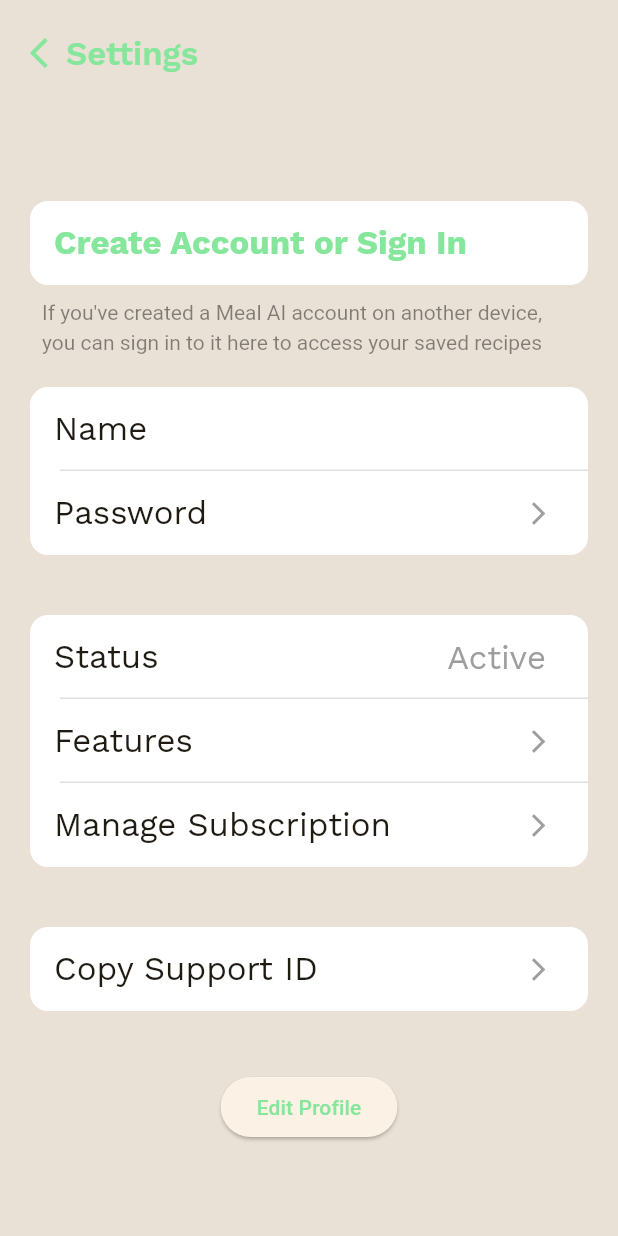
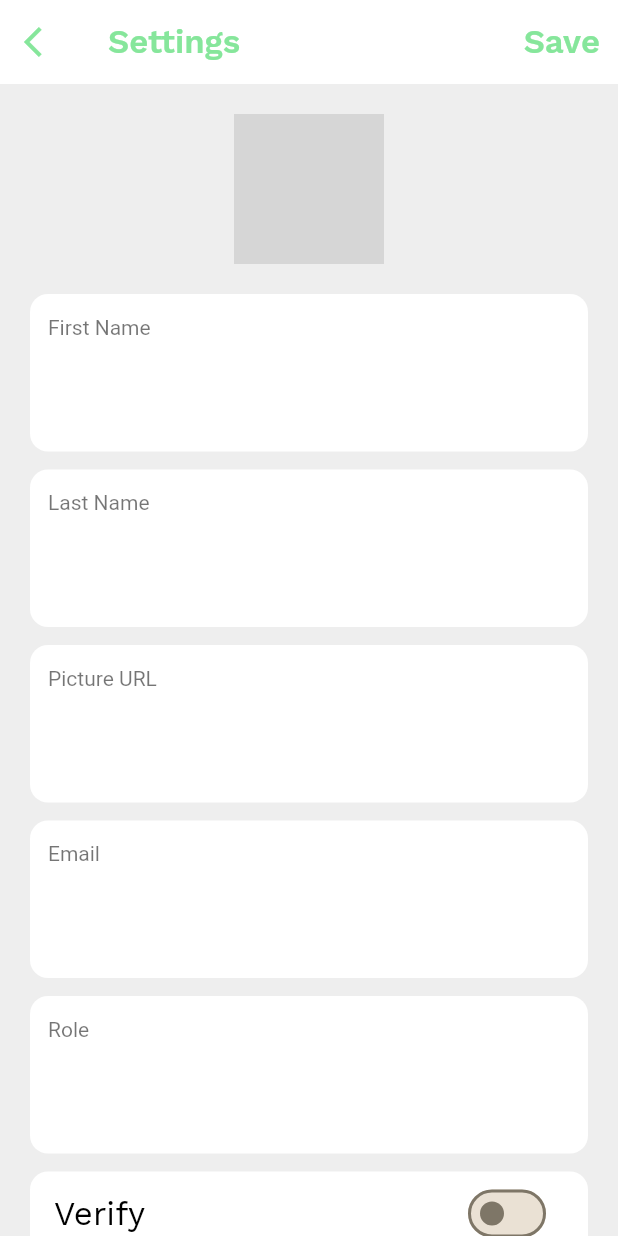
Before and after one commit to iandelu/smartpoke2_app, a Flutter app: the SettingsAccountPageBody screen opened directly with empty values, on a phone screen of 412 x 824 dp. Run offline on Flutter 3.47's test engine with Material 3 defaults, Android fonts, the phone set to English and light mode, and no system bars; our stand-ins replace cached_network_image, dartz, dio, flutter_riverpod, flutter_slidable, flutter_svg and 9 more; missing offline and left inert: pull_down_button, rich_text_controller; accounts and stored records are empty; generated files the repository leaves out were written again; network calls fail; grey boxes are pictures that could not be loaded.

```diff
--- a/lib/config/router/app_router.dart
+++ b/lib/config/router/app_router.dart
@@ -1,9 +1,14 @@
+import 'package:flutter_riverpod/flutter_riverpod.dart';
 import 'package:go_router/go_router.dart';
 import 'package:meal_ai/features/main_page/screens/main_page.dart';
 import 'package:meal_ai/features/user/screens/init_screen.dart';
+import 'package:meal_ai/features/user/service/local_user_service.dart';
 
-final appRouter = GoRouter(
-    initialLocation: '/session',
+final appRouter = Provider<GoRouter>((ref) {
+  final user = ref.watch(getAuthenticatedUserProvider).asData?.value;
+
+  return GoRouter(
+    initialLocation: user != null ? '/home' : '/session',
     routes: [
       GoRoute(
         path: '/home',
@@ -15,5 +20,6 @@ final appRouter = GoRouter(
         name: InitialPage.name,
         builder: (context, state) => const InitialPage(),
       ),
-
-    ]);
+    ],
+  );
+});
--- a/lib/features/settings_page/screens/settings_account_page.dart
+++ b/lib/features/settings_page/screens/settings_account_page.dart
@@ -37,142 +37,194 @@ class SettingsAccountPageBody extends StatefulWidget {
 }
 
 class _SettingsAccountPageBodyState extends State<SettingsAccountPageBody> {
+  late TextEditingController _firstNameController;
+  late TextEditingController _lastNameController;
+  late TextEditingController _pictureController;
+  late TextEditingController _emailController;
+  late TextEditingController _roleController;
+  late bool _verify;
+  late bool _premium;
+
+  @override
+  void initState() {
+    super.initState();
+    _firstNameController =
+        TextEditingController(text: widget.authenticatedUser.firstName);
+    _lastNameController =
+        TextEditingController(text: widget.authenticatedUser.lastName);
+    _pictureController =
+        TextEditingController(text: widget.authenticatedUser.picture);
+    _emailController =
+        TextEditingController(text: widget.authenticatedUser.email);
+    _roleController = TextEditingController(text: widget.authenticatedUser.role);
+    _verify = widget.authenticatedUser.verify;
+    _premium = widget.authenticatedUser.premium;
+  }
+
+  @override
+  void dispose() {
+    _firstNameController.dispose();
+    _lastNameController.dispose();
+    _pictureController.dispose();
+    _emailController.dispose();
+    _roleController.dispose();
+    super.dispose();
+  }
+
+  void _updateUser(WidgetRef ref) {
+    final updatedUser = UserModel(
+      firstName: _firstNameController.text,
+      lastName: _lastNameController.text,
+      picture: _pictureController.text,
+      email: _emailController.text,
+      verify: _verify,
+      premium: _premium,
+      role: _roleController.text,
+      id: widget.authenticatedUser.id,
+    );
+
+    ref.read(setAuthenticatedUserProvider(updatedUser));
+  }
+
   @override
   Widget build(BuildContext context) {
-    return SingleChildScrollView(
-      child: Padding(
-        padding: const EdgeInsets.symmetric(
-            horizontal: PaddingSizes.mdl, vertical: PaddingSizes.mdl),
-        child: Column(
-          mainAxisAlignment: MainAxisAlignment.start,
-          children: [
-            GestureDetector(
-              onTap: () => Navigator.pop(context),
-              child: Align(
-                alignment: Alignment.centerLeft,
-                child: Row(
-                  children: [
-                    Icon(Icons.arrow_back_ios, color: context.primaryColor),
-                    Text(
-                      'Settings',
-                      style: AppTextStyles()
-                          .mThick
-                          .copyWith(color: context.primaryColor),
+    return Consumer(
+      builder: (context, ref, _) {
+        return Scaffold(
+          backgroundColor: Colors.grey.shade200,
+          appBar: AppBar(
+            backgroundColor: Colors.white,
+            elevation: 0,
+            leading: IconButton(
+              icon: Icon(Icons.arrow_back_ios, color: context.primaryColor),
+              onPressed: () => Navigator.pop(context),
+            ),
+            title: Text(
+              'Settings',
+              style: AppTextStyles().mThick.copyWith(color: context.primaryColor),
+            ),
+            actions: [
+              TextButton(
+                onPressed: () {
+                  _updateUser(ref);
+                  ScaffoldMessenger.of(context).showSnackBar(
+                    SnackBar(
+                      content: Text('Profile updated successfully!'),
                     ),
-                  ],
+                  );
+                },
+                child: Text(
+                  'Save',
+                  style: AppTextStyles().mThick.copyWith(color: context.primaryColor),
                 ),
               ),
-            ),
-            const SizedBox(height: PaddingSizes.mdl),
-            Align(
-              alignment: Alignment.centerLeft,
-              child: Text(
-                widget.authenticatedUser.email,
-                style: AppTextStyles().lThick,
+            ],
+          ),
+          body: SingleChildScrollView(
+            child: Padding(
+              padding: const EdgeInsets.symmetric(
+                horizontal: PaddingSizes.mdl,
+                vertical: PaddingSizes.mdl,
               ),
-            ),
-            const SizedBox(height: PaddingSizes.sm),
-            Container(
-              decoration: BoxDecoration(
-                  color: Colors.white, borderRadius: BorderRadius.circular(12)),
               child: Column(
+                crossAxisAlignment: CrossAxisAlignment.start,
                 children: [
-                  SettingsListTileWidget(
-                      title: 'Create Account or Sign In',
-                      paddingSize: 0,
-                      trailingText: '',
-                      showArrow: false,
-                      textStyle: AppTextStyles().mRegular.copyWith(
-                          color: context.primaryColor,
-                          fontWeight: FontWeight.bold)),
+                  Center(
+                    child: CircleAvatar(
+                      radius: 50,
+                      backgroundColor: Colors.grey.shade200,
+                      backgroundImage: widget.authenticatedUser.picture != null
+                          ? NetworkImage(widget.authenticatedUser.picture!)
+                          : null,
+                      child: widget.authenticatedUser.picture == null
+                          ? Icon(Icons.person, size: 50, color: Colors.grey)
+                          : null,
+                    ),
+                  ),
+                  const SizedBox(height: PaddingSizes.mdl),
+                  _buildEditableField(
+                      context, 'First Name', _firstNameController, ref),
+                  const SizedBox(height: PaddingSizes.sm),
+                  _buildEditableField(
+                      context, 'Last Name', _lastNameController, ref),
+                  const SizedBox(height: PaddingSizes.sm),
+                  _buildEditableField(
+                      context, 'Picture URL', _pictureController, ref),
+                  const SizedBox(height: PaddingSizes.sm),
+                  _buildEditableField(context, 'Email', _emailController, ref,
+                      enabled: false), // Email no editable
+                  const SizedBox(height: PaddingSizes.sm),
+                  _buildEditableField(context, 'Role', _roleController, ref),
+                  const SizedBox(height: PaddingSizes.sm),
+                  _buildSwitchTile(context, 'Verify', _verify, (value) {
+                    setState(() {
+                      _verify = value;
+                      _updateUser(ref);
+                    });
+                  }),
+                  const SizedBox(height: PaddingSizes.sm),
+                  _buildSwitchTile(context, 'Premium', _premium, (value) {
+                    setState(() {
+                      _premium = value;
+                      _updateUser(ref);
+                    });
+                  }),
+                  const SizedBox(height: PaddingSizes.xxl),
                 ],
               ),
             ),
-            Padding(
-              padding: const EdgeInsets.all(8.0),
-              child: Text(
-                "If you've created a Meal AI account on another device, you can sign in to it here to access your saved recipes",
-                style: AppTextStyles().sRegular.copyWith(color: Colors.black45),
+          ),
+        );
+      },
+    );
+  }
+
+  Widget _buildEditableField(BuildContext context, String label,
+      TextEditingController controller, WidgetRef ref,
+      {bool enabled = true}) {
+    return Container(
+      decoration: BoxDecoration(
+        color: Colors.white,
+        borderRadius: BorderRadius.circular(12),
+      ),
+      child: Padding(
+        padding: const EdgeInsets.all(PaddingSizes.sm),
+        child: Column(
+          crossAxisAlignment: CrossAxisAlignment.start,
+          children: [
+            Text(label, style: AppTextStyles().sRegular.copyWith(color: Colors.black54)),
+            const SizedBox(height: PaddingSizes.sm),
+            TextField(
+              controller: controller,
+              enabled: enabled,
+              style: AppTextStyles().mRegular,
+              decoration: InputDecoration(
+                border: InputBorder.none,
               ),
-            ),
-            const SizedBox(height: PaddingSizes.sm),
-            Container(
-              decoration: BoxDecoration(
-                  color: Colors.white, borderRadius: BorderRadius.circular(12)),
-              child: Column(
-                children: [
-                  SettingsListTileWidget(
-                      title: 'Name',
-                      paddingSize: 0,
-                      trailingText: widget.authenticatedUser.email,
-                      showArrow: false),
-                  Divider(
-                      indent: PaddingSizes.mdl,
-                      color: Colors.grey.shade300,
-                      height: 0),
-                  const SettingsListTileWidget(
-                      title: 'Password', paddingSize: 0, trailingText: ''),
-                ],
-              ),
-            ),
-            const SizedBox(height: PaddingSizes.xxl),
-            Container(
-              decoration: BoxDecoration(
-                  color: Colors.white, borderRadius: BorderRadius.circular(12)),
-              child: Column(
-                children: [
-                  const SettingsListTileWidget(
-                      title: 'Status',
-                      paddingSize: 0,
-                      trailingText: 'Active',
-                      showArrow: false),
-                  Divider(
-                      indent: PaddingSizes.mdl,
-                      color: Colors.grey.shade300,
-                      height: 0),
-                  const SettingsListTileWidget(
-                      title: 'Features',
-                      paddingSize: 0,
-                      trailingText: '',
-                      showArrow: true),
-                  Divider(
-                      indent: PaddingSizes.mdl,
-                      color: Colors.grey.shade300,
-                      height: 0),
-                  const SettingsListTileWidget(
-                      title: 'Manage Subscription',
-                      paddingSize: 0,
-                      trailingText: '',
-                      showArrow: true),
-                ],
-              ),
-            ),
-            const SizedBox(height: PaddingSizes.xxl),
-            Container(
-              decoration: BoxDecoration(
-                  color: Colors.white, borderRadius: BorderRadius.circular(12)),
-              child: const SettingsListTileWidget(
-                title: 'Copy Support ID',
-                showArrow: true,
-                trailingText: '',
-                paddingSize: PaddingSizes.xl,
-              ),
-            ),
-            const SizedBox(height: PaddingSizes.xxl),
-            ElevatedButton(
-              onPressed: () {
-                Navigator.push(
-                  context,
-                  MaterialPageRoute(
-                    builder: (context) => EditProfilePage(user: widget.authenticatedUser),
-                  ),
-                );
-              },
-              child: const Text('Edit Profile'),
+              onChanged: (_) => _updateUser(ref),
             ),
           ],
         ),
       ),
     );
   }
+
+  Widget _buildSwitchTile(
+      BuildContext context, String label, bool value, ValueChanged<bool> onChanged) {
+    return Container(
+      decoration: BoxDecoration(
+        color: Colors.white,
+        borderRadius: BorderRadius.circular(12),
+      ),
+      child: SwitchListTile(
+        title: Text(
+          label,
+          style: AppTextStyles().mRegular.copyWith(color: Colors.black),
+        ),
+        value: value,
+        onChanged: onChanged,
+        activeColor: context.primaryColor,
+      ),
+    );
+  }
 }
--- a/lib/main.dart
+++ b/lib/main.dart
@@ -16,22 +16,24 @@ void main() async {
   await Hive.openBox('grocery_list');
   await Hive.openBox('recipe_from_url');
   await Hive.openBox('meal_plan_recipe');
-  await Hive.openBox('my_user_info');
+  await Hive.openBox('authBox');
 
-  // await Hive.deleteBoxFromDisk('recipe_from_url');
-  // await Hive.deleteBoxFromDisk('meal_plan_recipe');
-  // await Hive.deleteBoxFromDisk('grocery_list');
+  //await Hive.deleteBoxFromDisk('recipe_from_url');
+  //await Hive.deleteBoxFromDisk('meal_plan_recipe');
+  //await Hive.deleteBoxFromDisk('grocery_list');
+  //await Hive.deleteBoxFromDisk('authBox');
   runApp(const ProviderScope(child: MyApp()));
 }
 
-class MyApp extends StatelessWidget {
+class MyApp extends ConsumerWidget {
   const MyApp({super.key});
 
   @override
-  Widget build(BuildContext context) {
+  Widget build(BuildContext context, WidgetRef ref) {
+    final router = ref.watch(appRouter);
     return ProviderScope(
       child: MaterialApp.router(
-        routerConfig: appRouter,
+        routerConfig: router,
         debugShowCheckedModeBanner: false,
         title: 'Savor',
         theme: AppTheme.getTheme(),
```
Also changed, not shown: lib/features/user/models/response/auth_response.freezed.dart (added), lib/features/user/models/response/auth_response.g.dart (added).
